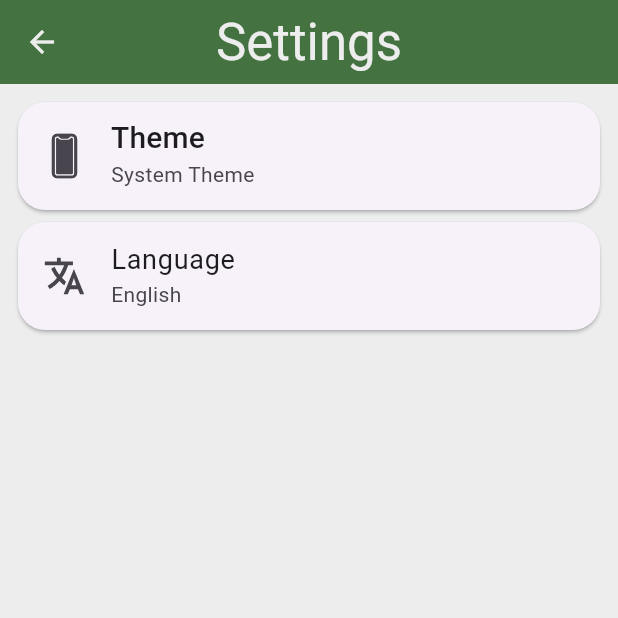
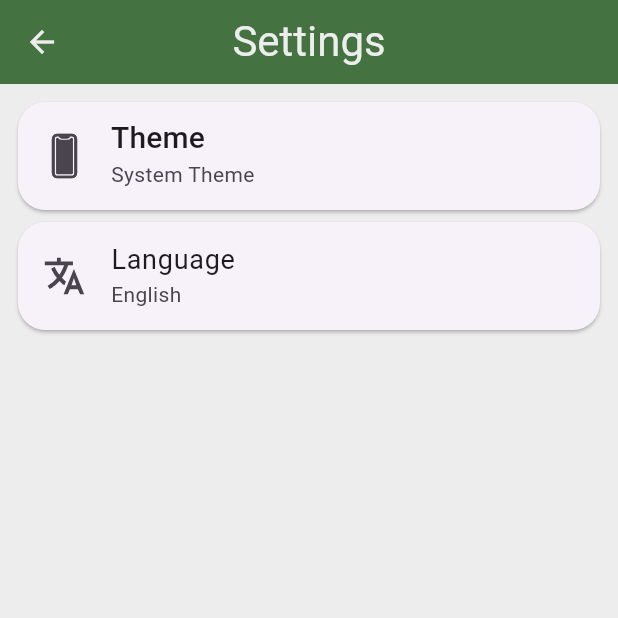
Before and after one commit to ahmedboga94/notesapp, a Flutter app: the screen it shows after launch, after a tap on an icon or button, on a phone screen of 412 x 824 dp, the top half of it. Run offline on Flutter 3.47's test engine with Material 3 defaults, Android fonts, the phone set to English and light mode, and no system bars; our stand-ins replace dartz, flutter_bloc, get_it, go_router, hive, hive_flutter and 2 more; accounts and stored records are empty; generated files the repository leaves out were written again.

Commit message:
project almost done

```diff
--- a/lib/core/app_search.dart
+++ b/lib/core/app_search.dart
@@ -22,10 +22,6 @@ class AppSearchDelegate extends SearchDelegate<String> {
           titleLarge: TextStyle(color: AppColors.lightGreyColor),
         ));
   }
-
-  // @override
-  // TextStyle get searchFieldStyle =>
-  //     const TextStyle(color: AppColors.lightGreyColor);
 
   @override
   List<Widget> buildActions(BuildContext context) {
--- a/lib/core/app_theme.dart
+++ b/lib/core/app_theme.dart
@@ -14,7 +14,7 @@ class AppThemes {
     appBarTheme: const AppBarTheme(
       actionsIconTheme: IconThemeData(color: AppColors.lightGreyColor),
       iconTheme: IconThemeData(color: AppColors.lightGreyColor),
-      titleTextStyle: TextStyle(color: AppColors.lightGreyColor, fontSize: 34),
+      titleTextStyle: TextStyle(color: AppColors.lightGreyColor, fontSize: 28),
       backgroundColor: AppColors.primaryColor,
       centerTitle: true,
       elevation: 0.5,
@@ -65,7 +65,7 @@ class AppThemes {
     appBarTheme: const AppBarTheme(
       actionsIconTheme: IconThemeData(color: AppColors.lightGreyColor),
       iconTheme: IconThemeData(color: AppColors.lightGreyColor),
-      titleTextStyle: TextStyle(color: AppColors.lightGreyColor, fontSize: 34),
+      titleTextStyle: TextStyle(color: AppColors.lightGreyColor, fontSize: 28),
       color: AppColors.darkColor,
       centerTitle: true,
       elevation: 0.5,
--- a/lib/core/app_translate_keys.dart
+++ b/lib/core/app_translate_keys.dart
@@ -15,6 +15,8 @@ extension AppTranslateKeys on BuildContext {
   String get updateKey => translation(this).updateId;
   String get noteViewkey => translation(this).noteViewId;
   String get editNoteViewKey => translation(this).editNoteViewId;
+  String get itemSelectedKey => translation(this).itemSelectedId;
+  String get noItemSelectedKey => translation(this).noItemSelectedId;
 
   //Settings
   String get settingsKey => translation(this).settingsId;
@@ -24,6 +26,8 @@ extension AppTranslateKeys on BuildContext {
   String get systemThemeKey => translation(this).systemThemeId;
   String get selectThemeKey => translation(this).selectThemeId;
   String get okKey => translation(this).okId;
+  String get cancelKey => translation(this).cancelId;
+  String get deleteDescrpKey => translation(this).deleteDescrpId;
 
   String get languageKey => translation(this).langId;
   String get langSelectedKey => translation(this).langSelectedId;
--- a/lib/core/lang/app_ar.arb
+++ b/lib/core/lang/app_ar.arb
@@ -11,6 +11,8 @@
   "updateId" :"تحديث",
   "noteViewId":"عرض الملاحظة",
   "editNoteViewId":"تعديل الملاحظة",
+  "itemSelectedId":"من العناصر المحددة",
+  "noItemSelectedId":"لا عنصر محدد",
   "settingsId": "الإعدادات",
   "themeId":"المظهر",
   "lightThemeId":"المظهر الفاتح",
@@ -22,5 +24,7 @@
   "arabicLangId":"العربية",
   "englishLang":"الإنجليزية",
   "langSelectedId":"العربية",
-  "okId":"موافق"
+  "okId":"موافق",
+  "cancelId":"إلغاء",
+  "deleteDescrpId":"هل انت متأكد من الحذف؟"
 }
--- a/lib/core/lang/app_en.arb
+++ b/lib/core/lang/app_en.arb
@@ -11,6 +11,8 @@
   "updateId" :"Update",
   "noteViewId":"Note View",
   "editNoteViewId":"Edit Note",
+  "itemSelectedId":"Items Selected",
+  "noItemSelectedId":"No Items Selected",
   "settingsId": "Settings",
   "themeId":"Theme",
   "lightThemeId":"Light Theme",
@@ -22,5 +24,7 @@
   "arabicLangId":"Arabic",
   "englishLang":"English",
   "langSelectedId":"English",
-  "okId":"Ok"
+  "okId":"Ok",
+  "cancelId":"Cancel",
+  "deleteDescrpId":"Are you sure from deleting?"
 }
--- a/lib/features/notes/presentation/views/notes_home_view/widgets/custom_notes_app_bar.dart
+++ b/lib/features/notes/presentation/views/notes_home_view/widgets/custom_notes_app_bar.dart
@@ -3,11 +3,13 @@ import 'package:flutter_bloc/flutter_bloc.dart';
 import 'package:go_router/go_router.dart';
 
 import 'package:ionicons/ionicons.dart';
+import 'package:notesapp/core/app_colors.dart';
 import 'package:notesapp/core/app_translate_keys.dart';
 
 import '../../../../../../core/app_assets.dart';
 import '../../../../../../core/app_routes.dart';
 import '../../../../../../core/app_search.dart';
+import '../../../../../../core/utils/confirm_to_delete.dart';
 import '../../../cubit/notes/notes_cubit.dart';
 
 class CustomNotesAppBar extends StatelessWidget {
@@ -15,33 +17,76 @@ class CustomNotesAppBar extends StatelessWidget {
 
   @override
   Widget build(BuildContext context) {
+    return BlocBuilder<NotesCubit, NotesState>(
+      builder: (context, state) {
+        final notesCubit = context.read<NotesCubit>();
+        final selectedItems = notesCubit.selectedItems;
+        final isMultiSelectionEnabled = notesCubit.isMultiSelectionEnabled;
         return AppBar(
-      leading: Padding(
+          centerTitle: isMultiSelectionEnabled ? false : true,
+          leading: isMultiSelectionEnabled
+              ? IconButton(
+                  onPressed: () {
+                    notesCubit.clearSelection();
+                    notesCubit.toggleMultiSelection(false);
+                  },
+                  icon: const Icon(Ionicons.close))
+              : Padding(
                   padding: const EdgeInsets.all(5),
                   child: Hero(
-              tag: AppAssets.appLogo, child: Image.asset(AppAssets.appLogo))),
-      title: Text(context.notesKey),
-      actions: [
-        BlocBuilder<NotesCubit, NotesState>(
-          builder: (context, state) {
-            if (state is SuccessNotesState) {
-              return IconButton(
+                      tag: AppAssets.appLogo,
+                      child: Image.asset(AppAssets.appLogo)),
+                ),
+          title: Text(isMultiSelectionEnabled
+              ? selectedItems.isNotEmpty
+                  ? "${selectedItems.length} ${context.itemSelectedKey}"
+                  : context.noItemSelectedKey
+              : context.notesKey),
+          actions: isMultiSelectionEnabled
+              ? [
+                  Visibility(
+                      visible: selectedItems.isNotEmpty,
+                      child: IconButton(
+                          icon: const Icon(Ionicons.trash_outline),
+                          onPressed: () => confirmToDelete(
+                              context: context,
+                              onPressed: () {
+                                for (var notes in selectedItems) {
+                                  notesCubit.deleteNote(notes);
+                                }
+                                notesCubit.clearSelection();
+                              }))),
+                  Visibility(
+                      visible: isMultiSelectionEnabled,
+                      child: IconButton(
+                          icon: Icon(
+                            selectedItems.length ==
+                                    (state as SuccessNotesState).notes.length
+                                ? Ionicons.checkbox_outline
+                                : Ionicons.square_outline,
+                            color: AppColors.lightGreyColor,
+                          ),
+                          onPressed: () {
+                            notesCubit.selectAll();
+                          })),
+                ]
+              : [
+                  state is SuccessNotesState
+                      ? IconButton(
                           onPressed: () {
                             showSearch(
                               context: context,
                               delegate: AppSearchDelegate(state.notes),
                             );
                           },
-                  icon: const Icon(Ionicons.search));
-            } else {
-              return const SizedBox();
-            }
-          },
-        ),
+                          icon: const Icon(Ionicons.search))
+                      : const SizedBox(),
                   IconButton(
                       onPressed: () => context.push(AppRoutes.settingsView),
                       icon: const Icon(Ionicons.settings)),
                 ],
         );
+      },
+    );
   }
 }
```
Also changed, not shown: lib/core/utils/confirm_to_delete.dart (added, +27 -0 lines), lib/features/notes/presentation/cubit/notes/notes_cubit.dart (+46 -0 lines), lib/features/notes/presentation/views/notes_home_view/widgets/custom_note_card.dart (+71 -21 lines), lib/features/notes/presentation/views/notes_home_view/widgets/notes_body.dart (+6 -6 lines). Lines whose indentation alone changed are shown as unchanged.
